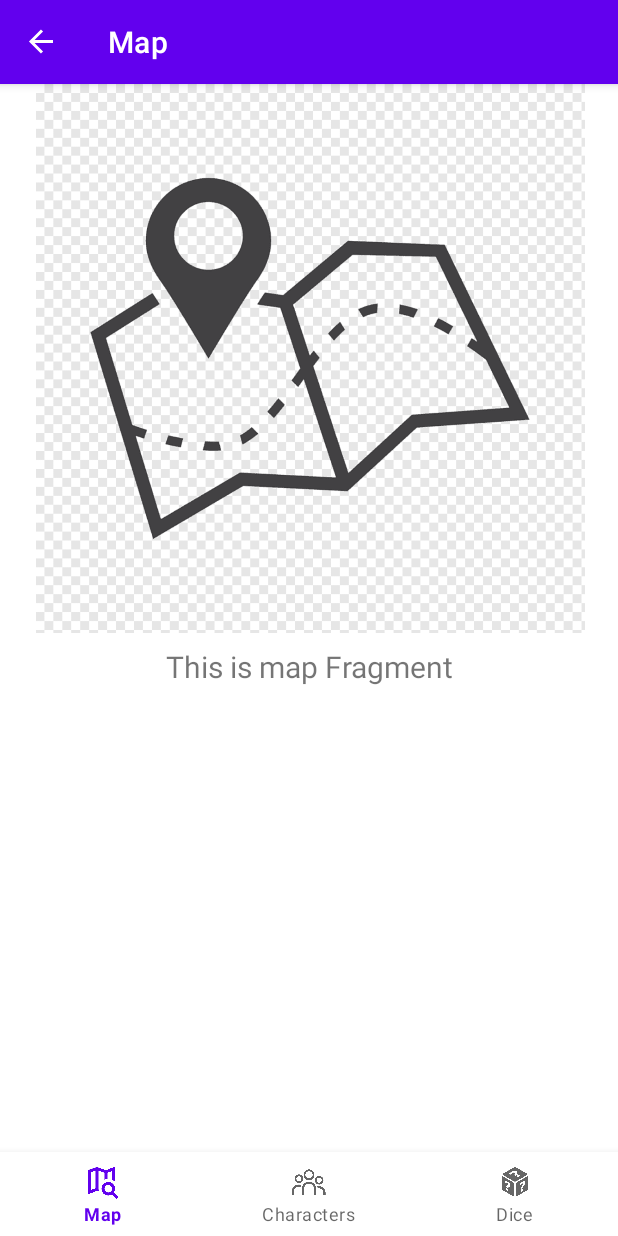
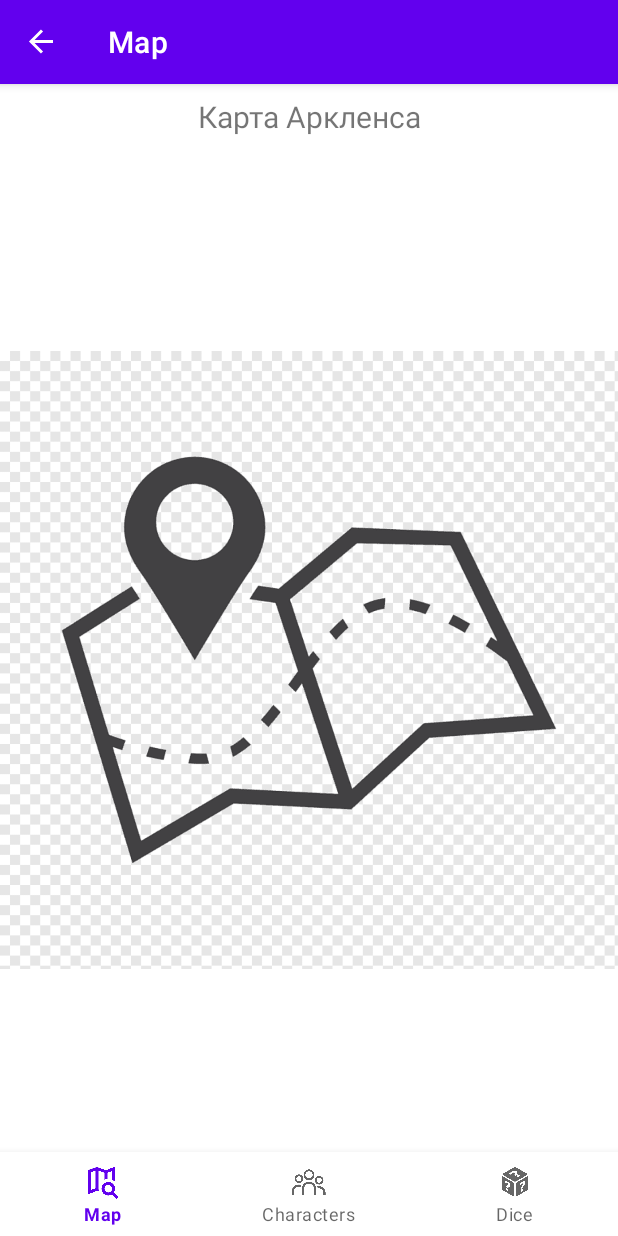
Before and after one commit to PryseOlg/Arklens, an Android app: the MapFragment screen opened through its navigation route, on a phone screen of 412 x 824 dp. Run offline under Robolectric (Android 15) with nearby library versions, the phone set to English and light mode, and no system bars; our stand-ins replace Picasso, Room's generated code, navigation-ui; pictures from the network do not load.

Commit message:
Update map

```diff
--- a/app/src/main/java/com/example/arklens/ui/map/MapFragment.kt
+++ b/app/src/main/java/com/example/arklens/ui/map/MapFragment.kt
@@ -1,13 +1,10 @@
 package com.example.arklens.ui.map
-
 import android.os.Bundle
 import android.view.LayoutInflater
 import android.view.View
 import android.view.ViewGroup
-import android.widget.ImageView
 import android.widget.TextView
 import androidx.fragment.app.Fragment
-import androidx.fragment.app.viewModels
 import androidx.lifecycle.ViewModelProvider
 import com.example.arklens.adapters.utils.ImageUtils
 import com.example.arklens.databinding.FragmentMapBinding
@@ -19,6 +16,7 @@
     // This property is only valid between onCreateView and
     // onDestroyView.
     private val binding get() = _binding!!
+
 
     override fun onCreateView(
         inflater: LayoutInflater,
--- a/app/src/main/java/com/example/arklens/ui/map/MapViewModel.kt
+++ b/app/src/main/java/com/example/arklens/ui/map/MapViewModel.kt
@@ -7,7 +7,7 @@
 class MapViewModel : ViewModel() {
 
     private val _text = MutableLiveData<String>().apply {
-        value = "This is map Fragment"
+        value = "Карта Аркленса"
     }
     val text: LiveData<String> = _text
 
--- a/app/src/main/res/layout/fragment_map.xml
+++ b/app/src/main/res/layout/fragment_map.xml
@@ -1,10 +1,10 @@
 <?xml version="1.0" encoding="utf-8"?>
-<androidx.constraintlayout.widget.ConstraintLayout xmlns:android="http://schemas.android.com/apk/res/android"
+<RelativeLayout xmlns:android="http://schemas.android.com/apk/res/android"
     xmlns:app="http://schemas.android.com/apk/res-auto"
     xmlns:tools="http://schemas.android.com/tools"
     android:layout_width="match_parent"
     android:layout_height="match_parent"
-    tools:context=".ui.map.MapFragment">
+    tools:context=".MainActivity">
 
     <TextView
         android:id="@+id/text_home"
@@ -22,10 +22,13 @@
 
     <ImageView
         android:id="@+id/map"
-        android:layout_width="417dp"
-        android:layout_height="366dp"
+        android:layout_width="wrap_content"
+        android:layout_height="wrap_content"
+        android:contentDescription="maps"
         android:maxHeight="@dimen/image_size"
+        android:src="@drawable/maps"
         app:layout_constraintEnd_toEndOf="parent"
         app:layout_constraintStart_toStartOf="parent"
         app:layout_constraintTop_toTopOf="parent" />
-</androidx.constraintlayout.widget.ConstraintLayout>
+
+</RelativeLayout>
```
